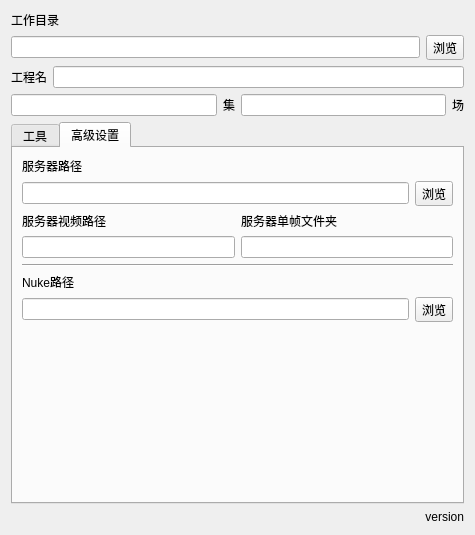
Qt form Comp/nuke/wlf/py/wlf/SceneTools_Dialog.ui (NateScarlet/Scripts) before a commit.
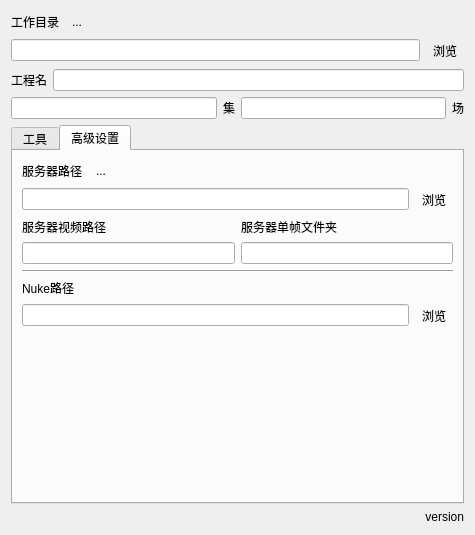
The same form after that commit. The open tabs and pages were chosen to show the change.

Diff of the .ui file:
```diff
--- a/Comp/nuke/wlf/py/wlf/SceneTools_Dialog.ui
+++ b/Comp/nuke/wlf/py/wlf/SceneTools_Dialog.ui
@@ -15,15 +15,46 @@
   </property>
   <layout class="QVBoxLayout" name="verticalLayout_7">
    <item>
-    <layout class="QVBoxLayout" name="verticalLayout_4">
+    <layout class="QHBoxLayout" name="horizontalLayout_5">
      <item>
       <widget class="QLabel" name="label_6">
+       <property name="sizePolicy">
+        <sizepolicy hsizetype="Preferred" vsizetype="Preferred">
+         <horstretch>0</horstretch>
+         <verstretch>0</verstretch>
+        </sizepolicy>
+       </property>
        <property name="text">
         <string>工作目录</string>
        </property>
       </widget>
      </item>
      <item>
+      <widget class="QToolButton" name="toolButtonOpenDir">
+       <property name="text">
+        <string>...</string>
+       </property>
+       <property name="autoRaise">
+        <bool>true</bool>
+       </property>
+      </widget>
+     </item>
+     <item>
+      <spacer name="horizontalSpacer">
+       <property name="orientation">
+        <enum>Qt::Horizontal</enum>
+       </property>
+       <property name="sizeHint" stdset="0">
+        <size>
+         <width>40</width>
+         <height>20</height>
+        </size>
+       </property>
+      </spacer>
+     </item>
+    </layout>
+   </item>
+   <item>
       <layout class="QHBoxLayout" name="horizontalLayout_9">
        <item>
         <widget class="QLineEdit" name="dirEdit">
@@ -37,6 +68,9 @@
          <property name="text">
           <string>浏览</string>
          </property>
+       <property name="autoRaise">
+        <bool>true</bool>
+       </property>
         </widget>
        </item>
       </layout>
@@ -79,8 +113,6 @@
        </item>
       </layout>
      </item>
-    </layout>
-   </item>
    <item>
     <widget class="QTabWidget" name="tabWidget">
      <property name="currentIndex">
@@ -424,10 +456,10 @@
       <attribute name="title">
        <string>高级设置</string>
       </attribute>
-      <layout class="QHBoxLayout" name="horizontalLayout_4">
-       <item>
         <layout class="QVBoxLayout" name="verticalLayout_2">
          <item>
+        <layout class="QHBoxLayout" name="horizontalLayout_4">
+         <item>
           <widget class="QLabel" name="label_4">
            <property name="text">
             <string>服务器路径</string>
@@ -435,6 +467,31 @@
           </widget>
          </item>
          <item>
+          <widget class="QToolButton" name="toolButtonOpenServer">
+           <property name="text">
+            <string>...</string>
+           </property>
+           <property name="autoRaise">
+            <bool>true</bool>
+           </property>
+          </widget>
+         </item>
+         <item>
+          <spacer name="horizontalSpacer_2">
+           <property name="orientation">
+            <enum>Qt::Horizontal</enum>
+           </property>
+           <property name="sizeHint" stdset="0">
+            <size>
+             <width>40</width>
+             <height>20</height>
+            </size>
+           </property>
+          </spacer>
+         </item>
+        </layout>
+       </item>
+       <item>
           <layout class="QHBoxLayout" name="horizontalLayout_3">
            <item>
             <widget class="QLineEdit" name="serverEdit">
@@ -448,6 +505,9 @@
              <property name="text">
               <string>浏览</string>
              </property>
+           <property name="autoRaise">
+            <bool>true</bool>
+           </property>
             </widget>
            </item>
           </layout>
@@ -504,6 +564,9 @@
              <property name="text">
               <string>浏览</string>
              </property>
+           <property name="autoRaise">
+            <bool>true</bool>
+           </property>
             </widget>
            </item>
           </layout>
@@ -516,12 +579,10 @@
            <property name="sizeHint" stdset="0">
             <size>
              <width>20</width>
-             <height>40</height>
+           <height>184</height>
             </size>
            </property>
           </spacer>
-         </item>
-        </layout>
        </item>
       </layout>
      </widget>
```
Left out of the diff: 136 changed lines with no effect on the pictures. Lines whose indentation alone changed are shown as unchanged.
